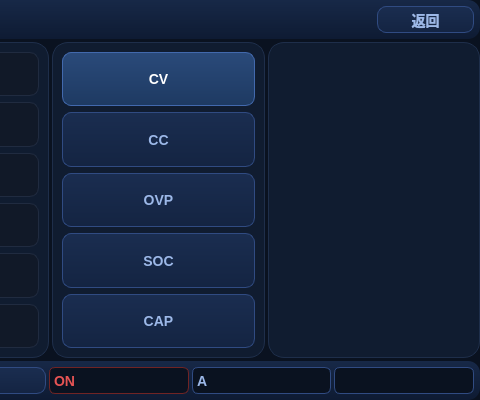
The window that widgets/interaction/channelsetpage.ui (housir-debug/Leacesy_M3506) describes before a commit, drawn with Qt 5; both pictures show x 800 to 1280 and y 0 to 400 of the 1280 by 400 pixel window.
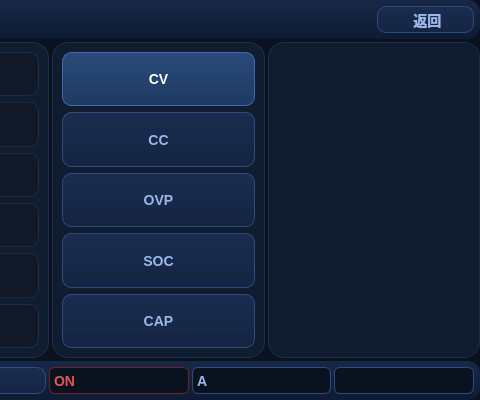
The same window after the commit. Icons and pictures are not drawn. Custom widgets are drawn as their Qt base class.

The edit to the form file:
```diff
--- a/widgets/interaction/channelsetpage.ui
+++ b/widgets/interaction/channelsetpage.ui
@@ -229,7 +229,11 @@
          <enum>Qt::NoContextMenu</enum>
         </property>
         <property name="text">
-         <string>返回</string>
+         <string> 返回</string>
+        </property>
+        <property name="icon">
+         <iconset resource="../../resources/master.qrc">
+          <normaloff>:/web/icon/undo.png</normaloff>:/web/icon/undo.png</iconset>
         </property>
        </widget>
       </item>
```
Left out of the diff: 4 changed lines with no effect on the pictures.
